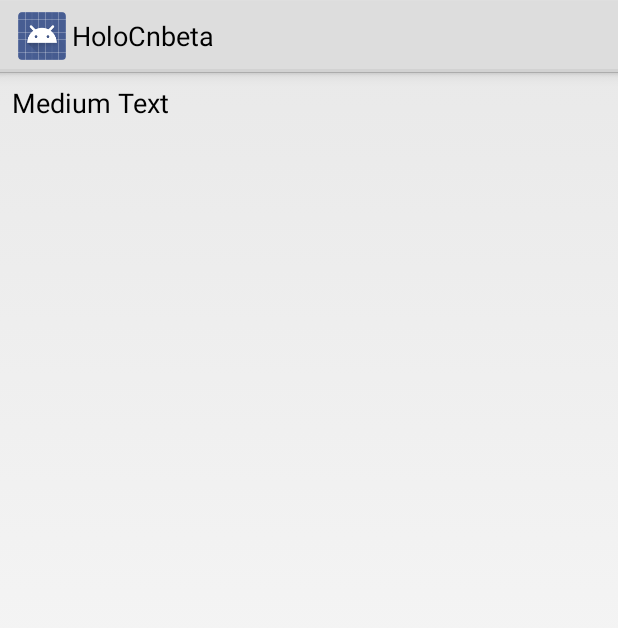
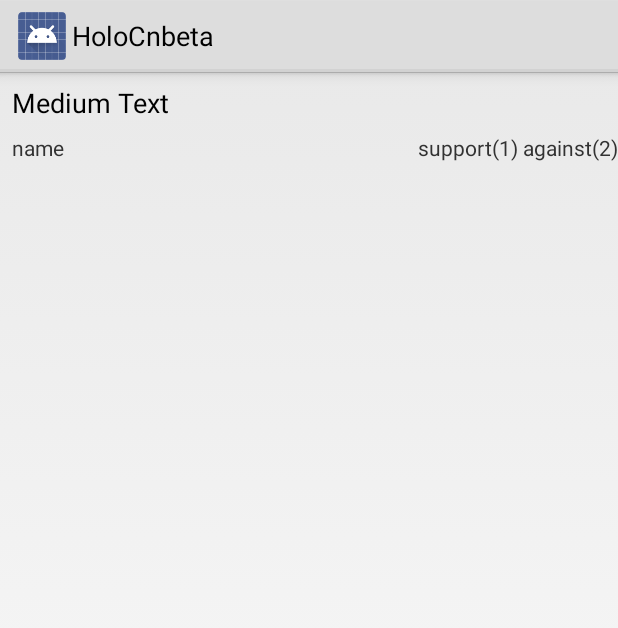
Before and after one commit to flfqbbd/ngacnphone, an Android app: the layout comment_item.xml on its own in the app's theme, with its tools: preview values and no code run, on a phone screen of 412 x 824 dp. Shown: the top 628 px of the screen. Run offline under Robolectric (Android 15) with nearby library versions, the light colour scheme and no system bars.

Commit message:
修复activity重新启动时候的崩溃
git-svn-id: https://ngacnphone.googlecode.com/svn/trunk@533 56283f58-6903-3413-8642-665b0cdce46c

```diff
--- a/HoloCnbeta/HoloCnbeta/src/main/java/gov/pianzong/fragment/HeadLineFragment.java
+++ b/HoloCnbeta/HoloCnbeta/src/main/java/gov/pianzong/fragment/HeadLineFragment.java
@@ -24,6 +24,6 @@ public class HeadLineFragment extends Fragment{
     public void onViewCreated(View view, Bundle savedInstanceState) {
         ViewPager pager = (ViewPager) view.findViewById(R.id.pager);
         final String category[] = getResources().getStringArray(R.array.category_list);
-        pager.setAdapter(new HeadlinePagerAdapter(category,getFragmentManager()));
+        pager.setAdapter(new HeadlinePagerAdapter(category,getChildFragmentManager()));
     }
 }
--- a/HoloCnbeta/HoloCnbeta/src/main/java/gov/pianzong/fragment/HotCommentFragment.java
+++ b/HoloCnbeta/HoloCnbeta/src/main/java/gov/pianzong/fragment/HotCommentFragment.java
@@ -13,6 +13,9 @@ import android.widget.TextView;
 public class HotCommentFragment extends Fragment {
     @Override
     public View onCreateView(LayoutInflater inflater, ViewGroup container, Bundle savedInstanceState) {
+        if(container == null){
+            return  null;
+        }
         return new TextView(container.getContext());
     }
 
--- a/HoloCnbeta/HoloCnbeta/src/main/res/layout/comment_item.xml
+++ b/HoloCnbeta/HoloCnbeta/src/main/res/layout/comment_item.xml
@@ -18,6 +18,7 @@
             android:layout_width="wrap_content"
             android:layout_height="wrap_content"
             android:textAppearance="?android:attr/textAppearanceSmall"
+            android:text="name"
             android:id="@+id/name_text_view"
             android:layout_below="@+id/comment_text_view"
             android:layout_alignParentLeft="true"
@@ -30,6 +31,7 @@
             android:layout_height="wrap_content"
             android:textAppearance="?android:attr/textAppearanceSmall"
             android:id="@+id/vote_text_view"
+            android:text="support(1) against(2)"
             android:layout_below="@+id/comment_text_view"
             android:layout_alignParentRight="true"
             android:layout_marginTop="8dp"
```
Also changed, not shown: HoloCnbeta/HoloCnbeta/src/main/res/layout/activity_main.xml (+5 -4 lines).
